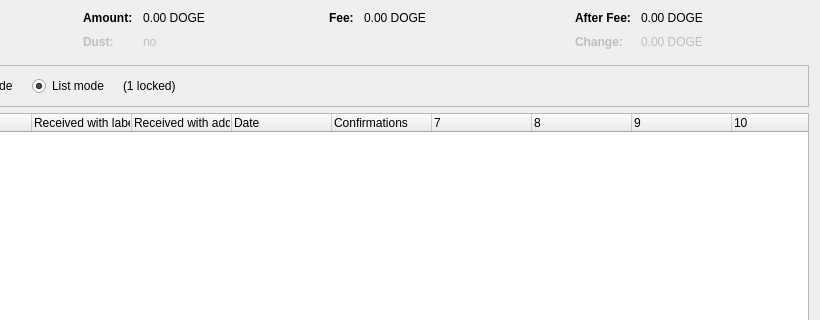
Before: the Qt Designer form src/qt/forms/coincontroldialog.ui in AntoBoto/PoEM, drawn with Qt 5; both pictures show x 180 to 1000 and y 0 to 320 of the 1000 by 500 pixel window.
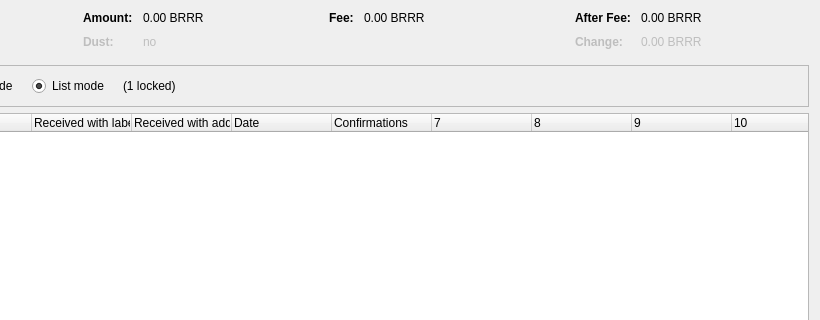
After: the same form once the commit is applied. Custom widgets are drawn as their Qt base class.

What changed in the file:
```diff
--- a/src/qt/forms/coincontroldialog.ui
+++ b/src/qt/forms/coincontroldialog.ui
@@ -132,7 +132,7 @@
           <enum>Qt::ActionsContextMenu</enum>
          </property>
          <property name="text">
-          <string notr="true">0.00 DOGE</string>
+          <string notr="true">0.00 BRRR</string>
          </property>
          <property name="textInteractionFlags">
           <set>Qt::LinksAccessibleByMouse|Qt::TextSelectableByKeyboard|Qt::TextSelectableByMouse</set>
@@ -212,7 +212,7 @@
           <enum>Qt::ActionsContextMenu</enum>
          </property>
          <property name="text">
-          <string notr="true">0.00 DOGE</string>
+          <string notr="true">0.00 BRRR</string>
          </property>
          <property name="textInteractionFlags">
           <set>Qt::LinksAccessibleByMouse|Qt::TextSelectableByKeyboard|Qt::TextSelectableByMouse</set>
@@ -257,7 +257,7 @@
           <enum>Qt::ActionsContextMenu</enum>
          </property>
          <property name="text">
-          <string notr="true">0.00 DOGE</string>
+          <string notr="true">0.00 BRRR</string>
          </property>
          <property name="textInteractionFlags">
           <set>Qt::LinksAccessibleByMouse|Qt::TextSelectableByKeyboard|Qt::TextSelectableByMouse</set>
@@ -292,7 +292,7 @@
           <enum>Qt::ActionsContextMenu</enum>
          </property>
          <property name="text">
-          <string notr="true">0.00 DOGE</string>
+          <string notr="true">0.00 BRRR</string>
          </property>
          <property name="textInteractionFlags">
           <set>Qt::LinksAccessibleByMouse|Qt::TextSelectableByKeyboard|Qt::TextSelectableByMouse</set>
```
